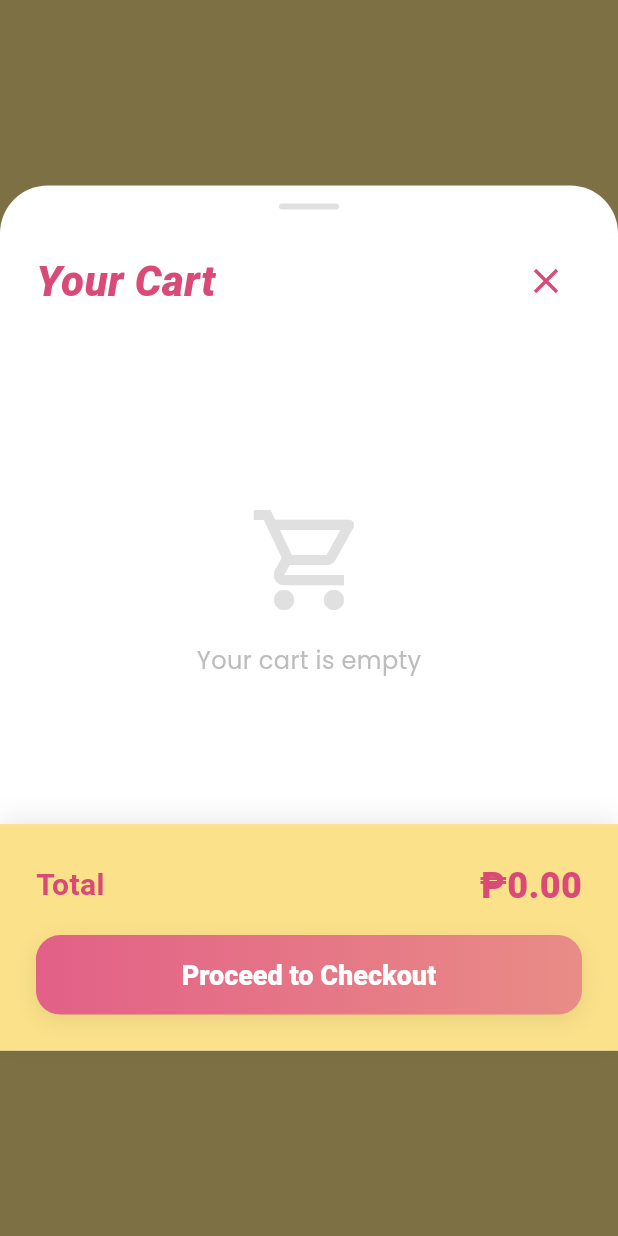
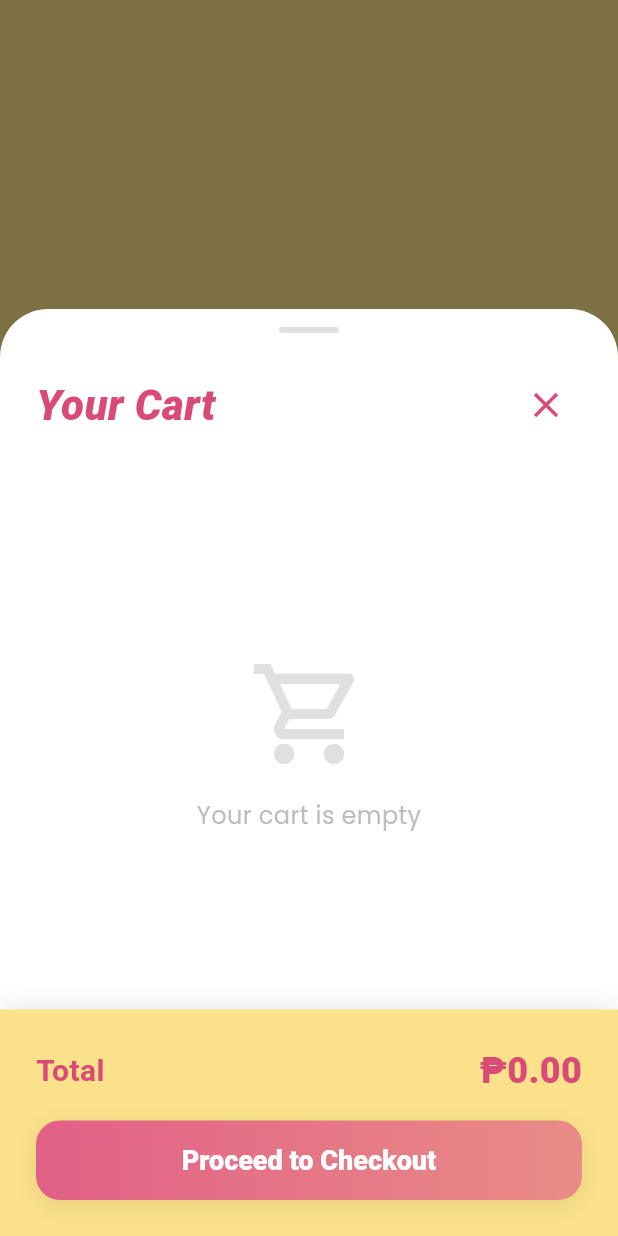
Before and after one commit to Ndkorr/in-bento-cake-kiosk, a Flutter app: the _CartOverlay widget shown alone on an empty page, opened directly with empty values, on a phone screen of 412 x 824 dp. Run offline on Flutter 3.47's test engine with Material 3 defaults, Android fonts, the phone set to English and light mode, and no system bars; our stand-ins replace google_fonts; missing offline and left inert: model_viewer_plus; Roboto replaces fonts that are missing (Ubuntu).

Commit message:
#4 Update Menu Screen

```diff
--- a/lib/screens/cake_details_screen.dart
+++ b/lib/screens/cake_details_screen.dart
@@ -1,7 +1,7 @@
 import 'package:flutter/material.dart';
 import 'package:google_fonts/google_fonts.dart';
 import '../theme/app_colors.dart';
-import 'menu_screen.dart';
+import 'package:in_bento_kiosk/widgets/cake_card.dart';
 
 import 'cake_customizer_screen.dart';
 
--- a/lib/screens/menu_screen.dart
+++ b/lib/screens/menu_screen.dart
@@ -726,15 +726,17 @@ class _CartOverlayState extends State<_CartOverlay>
               child: Builder(builder: (context) {
                 final size = MediaQuery.of(context).size;
                 final isLandscape = size.width > size.height;
-                final sheetHeight = isLandscape ? size.height * 0.9 : size.height * 0.7;
-                final sheetWidth = isLandscape ? size.width * 0.9 : size.width;
+                final sheetHeight = isLandscape ? size.height * 0.9 : size.height * 0.75;
+                final sheetMaxWidth = isLandscape ? 600.0 : double.infinity;
+
                 return Padding(
-                  padding: EdgeInsets.symmetric(horizontal: isLandscape ? 24 : 0),
-                  child: Center(
-                    child: SizedBox(
-                      width: math.min(sheetWidth, 1280),
+                  padding: EdgeInsets.symmetric(
+                    horizontal: isLandscape ? (size.width - sheetMaxWidth).clamp(0, double.infinity) / 2 : 0,
+                  ),
+                  child: ConstrainedBox(
+                    constraints: BoxConstraints(maxWidth: sheetMaxWidth),
+                    child: Container(
                       height: sheetHeight,
-                      child: Container(
                       decoration: const BoxDecoration(
                         color: Colors.white,
                         borderRadius: BorderRadius.vertical(top: Radius.circular(32)),
@@ -887,7 +889,6 @@ class _CartOverlayState extends State<_CartOverlay>
                       ),
                     ),
                   ],
-                ),
                 ),
               ),
             ),
```
Lines whose indentation alone changed are shown as unchanged.
